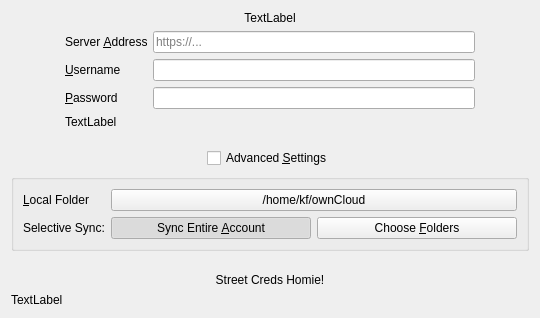
This is src/mirall/owncloudsetuppage_ng.ui in GrossLukas/client as Qt 5 draws it before an edit. The edited form follows.
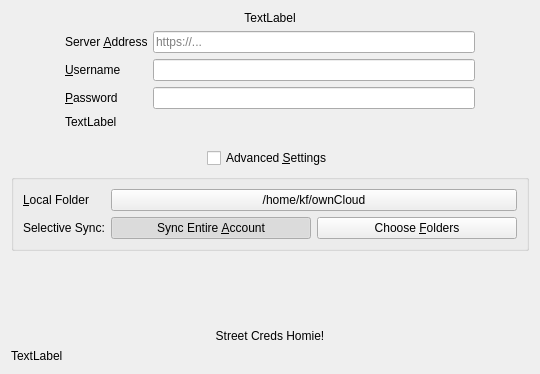
This is the edited form. Custom widgets are drawn as their Qt base class.

Commit message: Fix sizing problems in the new wizard dialog.

Diff of the .ui file:
```diff
--- a/src/mirall/owncloudsetuppage_ng.ui
+++ b/src/mirall/owncloudsetuppage_ng.ui
@@ -7,7 +7,7 @@
     <x>0</x>
     <y>0</y>
     <width>540</width>
-    <height>318</height>
+    <height>374</height>
    </rect>
   </property>
   <property name="windowTitle">
@@ -339,6 +339,9 @@
      <property name="alignment">
       <set>Qt::AlignCenter</set>
      </property>
+     <property name="wordWrap">
+      <bool>true</bool>
+     </property>
     </widget>
    </item>
    <item row="8" column="0" colspan="3">
```
The commit also changes 1 other file.
